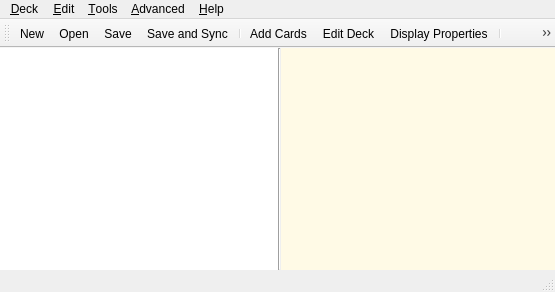
Old version of the form designer/main.ui in the repository ludiosarchive/anki.
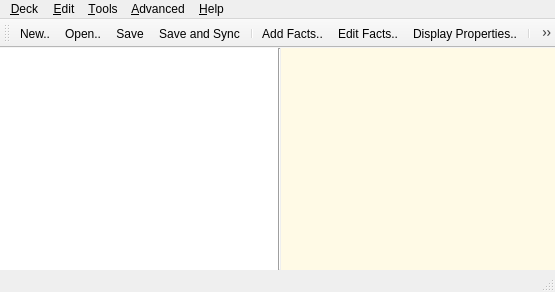
New version of the form. Icons and pictures are not drawn.

```diff
--- a/designer/main.ui
+++ b/designer/main.ui
@@ -474,7 +474,7 @@
    <property name="geometry" >
     <rect>
      <x>0</x>
-     <y>19</y>
+     <y>21</y>
      <width>555</width>
      <height>34</height>
     </rect>
@@ -522,7 +522,7 @@
      <normaloff>:/icons/document-new.png</normaloff>:/icons/document-new.png</iconset>
    </property>
    <property name="text" >
-    <string>&amp;New</string>
+    <string>&amp;New..</string>
    </property>
    <property name="shortcut" >
     <string>Ctrl+N</string>
@@ -534,7 +534,7 @@
      <normaloff>:/icons/document-open.png</normaloff>:/icons/document-open.png</iconset>
    </property>
    <property name="text" >
-    <string>&amp;Open...</string>
+    <string>&amp;Open..</string>
    </property>
    <property name="shortcut" >
     <string>Ctrl+O</string>
@@ -582,7 +582,7 @@
      <normaloff>:/icons/list-add.png</normaloff>:/icons/list-add.png</iconset>
    </property>
    <property name="text" >
-    <string>&amp;Add Cards...</string>
+    <string>&amp;Add Facts..</string>
    </property>
    <property name="toolTip" >
     <string>Add Cards</string>
@@ -597,7 +597,7 @@
      <normaloff>:/icons/view_text.png</normaloff>:/icons/view_text.png</iconset>
    </property>
    <property name="text" >
-    <string>&amp;Edit Deck...</string>
+    <string>&amp;Edit Facts..</string>
    </property>
    <property name="shortcut" >
     <string>Ctrl+E</string>
@@ -742,7 +742,7 @@
      <normaloff>:/icons/colorscm.png</normaloff>:/icons/colorscm.png</iconset>
    </property>
    <property name="text" >
-    <string>&amp;Graphs</string>
+    <string>&amp;Graphs..</string>
    </property>
   </action>
   <action name="actionExport" >
@@ -760,7 +760,7 @@
      <normaloff>:/icons/preferences-desktop-font.png</normaloff>:/icons/preferences-desktop-font.png</iconset>
    </property>
    <property name="text" >
-    <string>Disp&amp;lay Properties...</string>
+    <string>Disp&amp;lay Properties..</string>
    </property>
    <property name="statusTip" >
     <string>Customize fonts, colours and alignment.</string>
```
Left out of the diff: 34 changed lines with no effect on the pictures.
